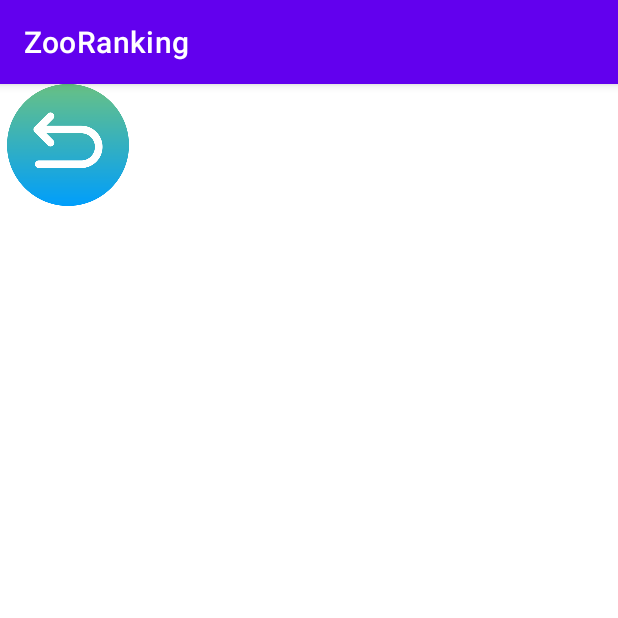
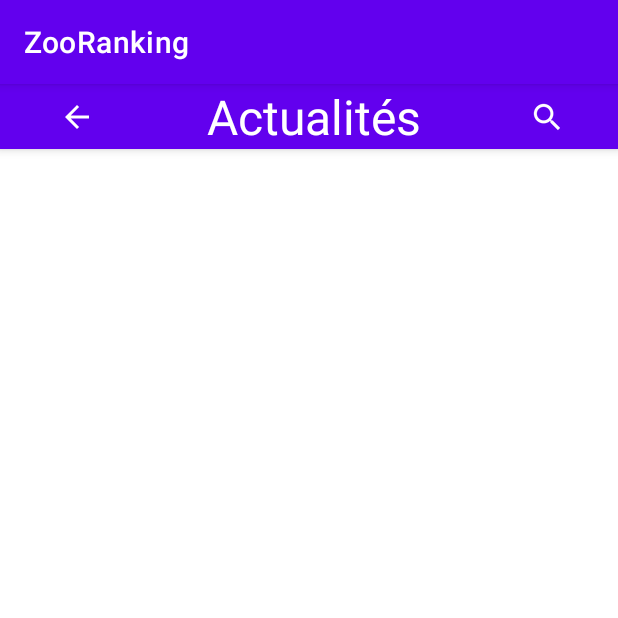
Before and after one commit to TheoGicquel/l3-ZooRanking-App, an Android app: the NewsActivity screen opened directly, with no data from a screen before it, on a phone screen of 412 x 824 dp, the top half of it. Run offline under Robolectric (Android 15) with nearby library versions, the phone set to English and light mode, and no system bars.

Commit message:
added basic new layout/activity

```diff
--- a/app/src/main/java/zoo/turquoise/zooappturquoise/NewsActivity.java
+++ b/app/src/main/java/zoo/turquoise/zooappturquoise/NewsActivity.java
@@ -3,13 +3,21 @@ package zoo.turquoise.zooappturquoise;
 import android.content.Intent;
 import android.os.Bundle;
 import android.view.View;
+import android.widget.ListView;
 import androidx.appcompat.app.AppCompatActivity;
+import androidx.cardview.widget.CardView;
 
 public class NewsActivity extends AppCompatActivity {
     @Override
     protected void onCreate(Bundle savedInstanceState) {
         super.onCreate(savedInstanceState);
         setContentView(R.layout.news_layout);
+        ListView newsListView = findViewById(R.id.newsListView);
+
+
+
+        //newsListView.addView();
+
     }
     public void switchToMainActivity(View view) {
         Intent intent = new Intent(this, MainActivity.class);
@@ -17,4 +25,12 @@ public class NewsActivity extends AppCompatActivity {
         finish();
 
     }
+
+
+    public void switchToRankingActivity(View view) {
+        Intent intent = new Intent(this, RankingActivity.class);
+        startActivity(intent);
+        finish();
+
+    }
 }
--- a/app/src/main/res/layout/news_layout.xml
+++ b/app/src/main/res/layout/news_layout.xml
@@ -4,12 +4,42 @@
                                                    xmlns:tools="http://schemas.android.com/tools" android:layout_width="match_parent"
                                                    android:layout_height="match_parent">
 
-    <ImageButton
-            android:onClick="switchToMainActivity"
-            android:contentDescription="@string/goBackString"
-            android:layout_width="90dp"
-            android:layout_height="81dp" app:srcCompat="@drawable/icon_back" android:id="@+id/backButton2"
-            android:background="#00FFFFFF"
-            android:scaleType="centerInside"
-            app:layout_constraintTop_toTopOf="parent" app:layout_constraintStart_toStartOf="parent"/>
+    <ListView
+            android:layout_width="0dp"
+            android:layout_height="0dp" android:layout_weight="1"
+            android:id="@+id/newsListView" app:layout_constraintEnd_toEndOf="parent"
+            app:layout_constraintStart_toStartOf="parent" app:layout_constraintTop_toBottomOf="@+id/appBarLayout"
+            app:layout_constraintBottom_toBottomOf="parent" android:layout_marginStart="8dp"
+            android:layout_marginEnd="8dp" android:layout_marginTop="8dp"/>
+    <com.google.android.material.appbar.AppBarLayout android:layout_height="wrap_content"
+                                                     android:layout_width="0dp"
+                                                     app:layout_constraintStart_toStartOf="parent"
+                                                     app:layout_constraintEnd_toEndOf="parent"
+                                                     app:layout_constraintHorizontal_bias="0.0"
+                                                     app:layout_constraintTop_toTopOf="parent"
+                                                     android:id="@+id/appBarLayout">
+
+        <LinearLayout android:layout_width="match_parent" android:layout_height="wrap_content"
+                      android:orientation="horizontal" android:gravity="fill_horizontal">
+            <ImageButton android:layout_width="wrap_content" android:layout_height="match_parent"
+                         android:onClick="switchToMainActivity"
+                         android:contentDescription="@string/goBackString"
+                         android:layout_weight="1"
+                         android:id="@+id/topBarBackButton" app:icon="?attr/actionModeCloseDrawable"
+                         android:textColor="#FFEB3B"
+                         android:gravity="start" android:textSize="32sp" android:src="?attr/actionModeCloseDrawable"
+                         android:background="#00FFFFFF" android:tint="#FFFFFF" android:minWidth="32dp"/>
+            <TextView android:layout_width="wrap_content" android:layout_height="match_parent"
+                      android:layout_weight="1"
+                      android:textAlignment="center" android:gravity="center"
+                      android:text="Actualités" android:textColor="#FFFFFF" android:textSize="32sp"/>
+            <ImageButton android:layout_width="wrap_content" android:layout_height="match_parent"
+                         android:onClick="switchToRankingActivity"
+                         android:contentDescription="@string/searchActionString"
+                         android:layout_weight="1"
+                         android:id="@+id/topBarSearchButton" app:icon="?android:attr/actionModeWebSearchDrawable"
+                         android:src="?android:attr/actionModeWebSearchDrawable"
+                         android:background="#00FFFFFF" android:tint="#FFFFFF"/>
+        </LinearLayout>
+    </com.google.android.material.appbar.AppBarLayout>
 </androidx.constraintlayout.widget.ConstraintLayout>
```
